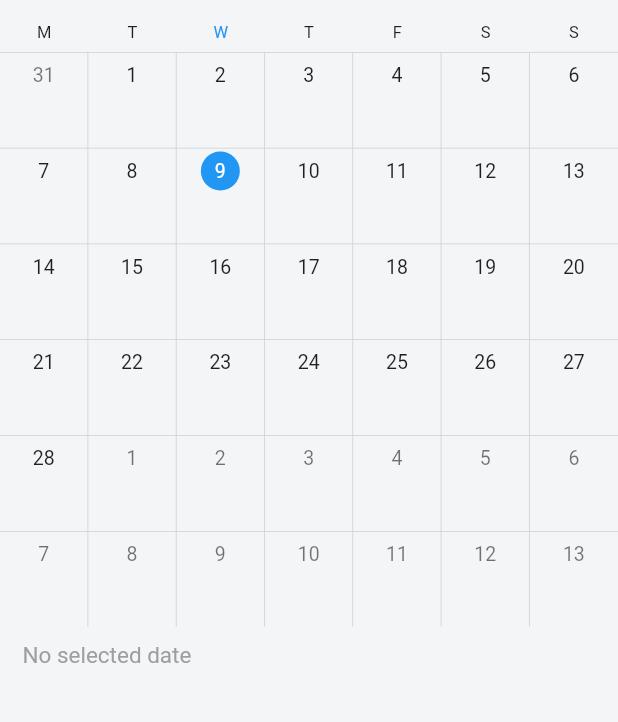
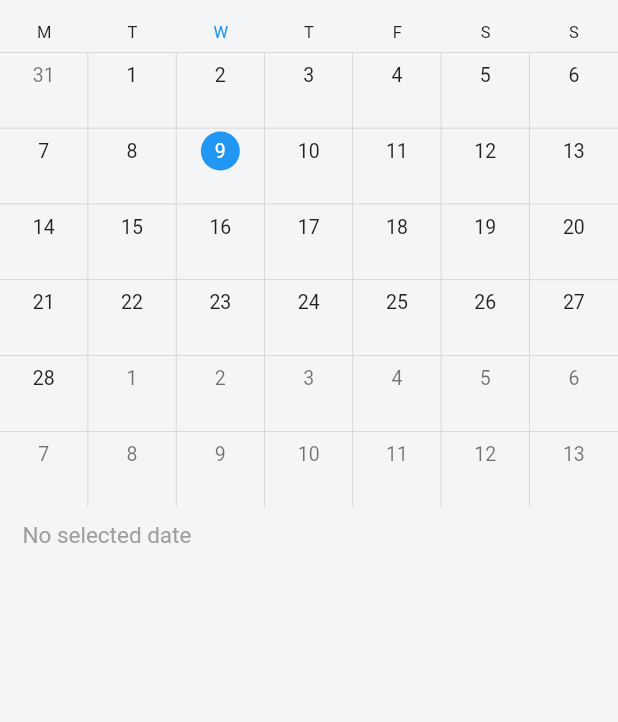
Before and after one commit to ammarOdin/odinvikar, a Flutter app: the AdminCalendar screen opened directly, on a phone screen of 412 x 824 dp, the part 128-850 px from its top. Run offline on Flutter 3.47's test engine with Material 2 defaults, Android fonts, the phone set to English and light mode, and no system bars; drawn by our look-alikes of syncfusion_flutter_calendar; our stand-ins replace cloud_firestore, cloud_functions, firebase_auth, firebase_core, shared_preferences, sliding_sheet and 1 more; missing offline and left inert: onboarding, syncfusion_localizations, week_of_year; accounts and stored records are empty.

Commit message:
Various small tweaks and fixes

```diff
--- a/lib/admin/admin_calendar.dart
+++ b/lib/admin/admin_calendar.dart
@@ -93,7 +93,7 @@ class _State extends State<AdminCalendar> {
                     startHour: 7,
                     endHour: 19,
                     nonWorkingDays: <int>[DateTime.saturday, DateTime.sunday]),
-                  monthViewSettings: const MonthViewSettings(showAgenda: true, agendaViewHeight: 120,),
+                  monthViewSettings: const MonthViewSettings(showAgenda: true, agendaViewHeight: 200,),
                   dataSource: events,
 
                 ),
--- a/lib/main_screens/home_screen.dart
+++ b/lib/main_screens/home_screen.dart
@@ -124,7 +124,8 @@ class _State extends State<HomeScreen> with TickerProviderStateMixin {
               } else if (_controller.index == 1){
                 return Column(
                   children: snapshot.data!.docs.map((document){
-                    if (document['month'] == DateTime.now().month) {
+                    var docDate = DateFormat('dd-MM-yyyy').parse(document['date']).add(const Duration(days: 1));
+                    if (document['month'] == DateTime.now().month && DateTime.now().isBefore(docDate)) {
                       return CardFb2(text: "Vagt: " + document['date'], imageUrl: "https://katrinebjergskolen.aarhus.dk/media/23192/aula-logo.jpg?anchor=center&mode=crop&width=1200&height=630&rnd=132022572610000000", subtitle: "Se Mere", onPressed: () {
                         showDialog(context: context, builder: (BuildContext context){return AlertDialog(title: Text("Vagt: " + document['date']), shape: RoundedRectangleBorder(borderRadius: BorderRadius.circular(10)), content: const Text("Du har sat dig selv til rådighed på valgte dato. Dette betyder ikke at du er garanteret vagten. Du vil blive kontaktet såfremt vagten er din."), actions: [TextButton(onPressed: () {Navigator.pop(context);}, child: const Text("OK"))],);});
 
--- a/lib/main_screens/settings_screen.dart
+++ b/lib/main_screens/settings_screen.dart
@@ -259,7 +259,7 @@ class _State extends State<SettingsScreen> {
             ),
           ],
         ),),
-        Container(margin: const EdgeInsets.all(3), padding: const EdgeInsets.only(bottom: 15, left: 10), child: Column(
+        Container(margin: const EdgeInsets.all(3), padding: const EdgeInsets.only(left: 10), child: Column(
           crossAxisAlignment: CrossAxisAlignment.start,
           children: [
             const Text("E-mail", style: TextStyle(fontWeight: FontWeight.bold),),
--- a/pubspec.yaml
+++ b/pubspec.yaml
@@ -45,10 +45,8 @@ dependencies:
   week_of_year: ^2.0.0
   url_launcher: ^6.0.18
   validators: ^3.0.0
-  #introduction_screen: ^2.1.0
   onboarding: ^2.1.0
   shared_preferences: ^2.0.13
-  #animations: ^2.0.2
 
   # The following adds the Cupertino Icons font to your application.
   # Use with the CupertinoIcons class for iOS style icons.
```
Also changed, not shown: lib/main_screens/own_days.dart (+3 -5 lines), pubspec.lock.
